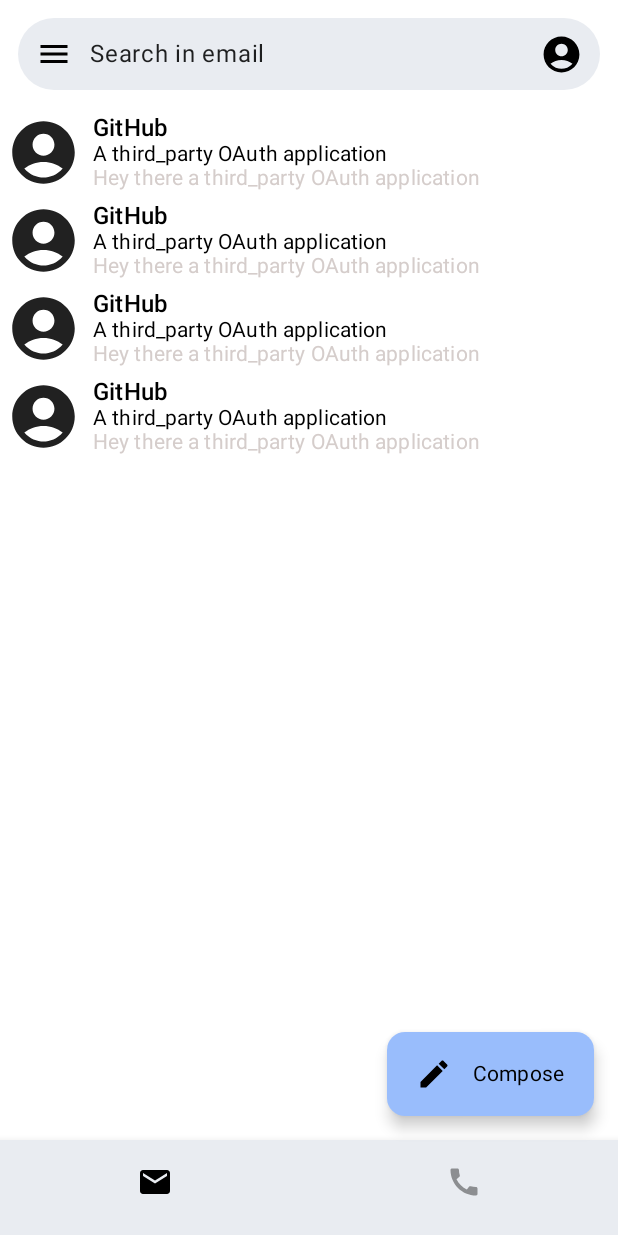
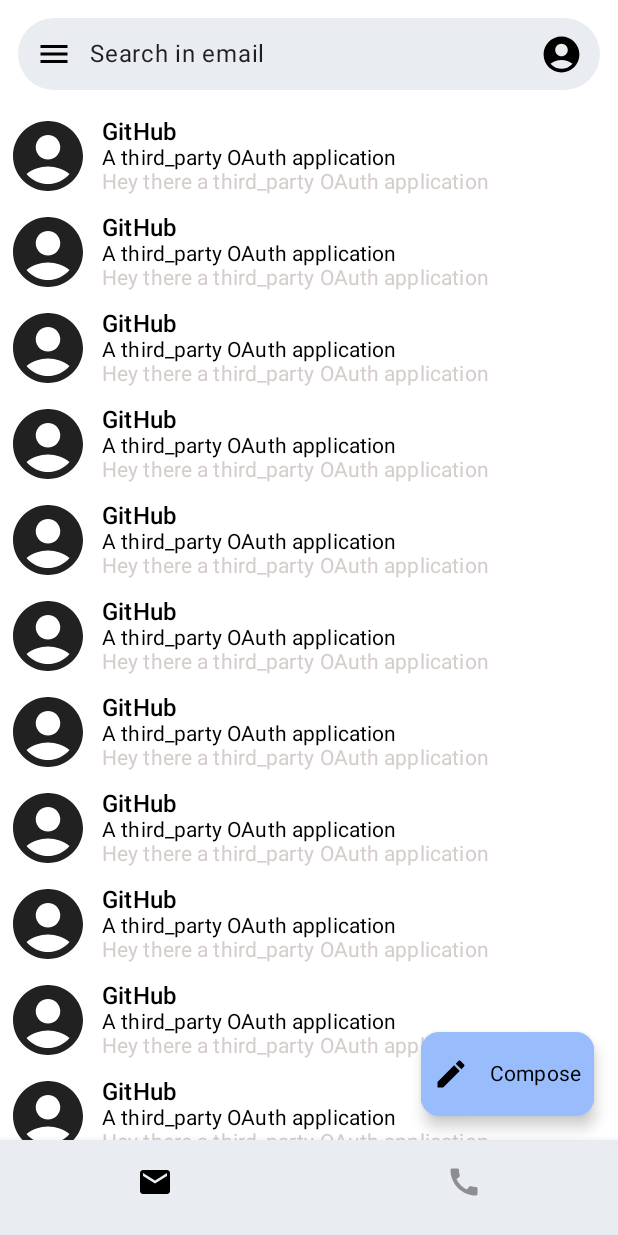
Before and after one commit to peto40/Gmail, an Android app built with Jetpack Compose: the screen it shows after launch (MainActivity), after a tap on "Sign in", on a phone screen of 412 x 824 dp. Run offline under Robolectric (Android 15) with nearby library versions, the phone set to English and light mode, and no system bars.

Commit message:
ui with jetpack compose

```diff
--- a/app/src/main/java/com/example/gmail/model/EmailModel.kt
+++ b/app/src/main/java/com/example/gmail/model/EmailModel.kt
@@ -41,4 +41,88 @@ val emailList = listOf(
         emailPreview = "Hey there a third_party OAuth application",
         favorite = false
     ),
+    EmailModel(
+        userImage = Icons.Default.AccountCircle,
+        userName = "GitHub",
+        emailTitle = "A third_party OAuth application",
+        emailPreview = "Hey there a third_party OAuth application",
+        favorite = false
+    ),
+    EmailModel(
+        userImage = Icons.Default.AccountCircle,
+        userName = "GitHub",
+        emailTitle = "A third_party OAuth application",
+        emailPreview = "Hey there a third_party OAuth application",
+        favorite = false
+    ),
+    EmailModel(
+        userImage = Icons.Default.AccountCircle,
+        userName = "GitHub",
+        emailTitle = "A third_party OAuth application",
+        emailPreview = "Hey there a third_party OAuth application",
+        favorite = false
+    ),
+    EmailModel(
+        userImage = Icons.Default.AccountCircle,
+        userName = "GitHub",
+        emailTitle = "A third_party OAuth application",
+        emailPreview = "Hey there a third_party OAuth application",
+        favorite = false
+    ),
+    EmailModel(
+        userImage = Icons.Default.AccountCircle,
+        userName = "GitHub",
+        emailTitle = "A third_party OAuth application",
+        emailPreview = "Hey there a third_party OAuth application",
+        favorite = false
+    ),
+    EmailModel(
+        userImage = Icons.Default.AccountCircle,
+        userName = "GitHub",
+        emailTitle = "A third_party OAuth application",
+        emailPreview = "Hey there a third_party OAuth application",
+        favorite = false
+    ),
+    EmailModel(
+        userImage = Icons.Default.AccountCircle,
+        userName = "GitHub",
+        emailTitle = "A third_party OAuth application",
+        emailPreview = "Hey there a third_party OAuth application",
+        favorite = false
+    ),
+    EmailModel(
+        userImage = Icons.Default.AccountCircle,
+        userName = "GitHub",
+        emailTitle = "A third_party OAuth application",
+        emailPreview = "Hey there a third_party OAuth application",
+        favorite = false
+    ),
+    EmailModel(
+        userImage = Icons.Default.AccountCircle,
+        userName = "GitHub",
+        emailTitle = "A third_party OAuth application",
+        emailPreview = "Hey there a third_party OAuth application",
+        favorite = false
+    ),
+    EmailModel(
+        userImage = Icons.Default.AccountCircle,
+        userName = "GitHub",
+        emailTitle = "A third_party OAuth application",
+        emailPreview = "Hey there a third_party OAuth application",
+        favorite = false
+    ),
+    EmailModel(
+        userImage = Icons.Default.AccountCircle,
+        userName = "GitHub",
+        emailTitle = "A third_party OAuth application",
+        emailPreview = "Hey there a third_party OAuth application",
+        favorite = false
+    ),
+    EmailModel(
+        userImage = Icons.Default.AccountCircle,
+        userName = "GitHub",
+        emailTitle = "A third_party OAuth application",
+        emailPreview = "Hey there a third_party OAuth application",
+        favorite = false
+    ),
 )
--- a/app/src/main/java/com/example/gmail/ui/component/ComposeEmailButton.kt
+++ b/app/src/main/java/com/example/gmail/ui/component/ComposeEmailFab.kt
@@ -1,5 +1,6 @@
 package com.example.gmail.ui.component
 
+import androidx.compose.animation.AnimatedVisibility
 import androidx.compose.foundation.background
 import androidx.compose.foundation.layout.*
 import androidx.compose.foundation.shape.RoundedCornerShape
@@ -18,12 +19,13 @@ import com.example.gmail.ui.theme.GmailThemeColors
 import com.example.gmail.ui.theme.GmailTypography
 
 @Composable
-fun ComposeEmailButton(
+fun ComposeEmailFab(
     modifier: Modifier = Modifier,
+    extended: Boolean,
     onClick: () -> Unit,
 ) {
     FloatingActionButton(
-        modifier = Modifier.width(138.dp),
+        modifier = Modifier,
         shape = RoundedCornerShape(12.dp),
         onClick = onClick,
     ) {
@@ -33,20 +35,25 @@ fun ComposeEmailButton(
             verticalAlignment = Alignment.CenterVertically
         ) {
             Icon(
-                modifier = Modifier.padding(4.dp),
+                modifier = Modifier.padding(all = 8.dp),
                 imageVector = Icons.Default.Edit,
                 tint = GmailThemeColors.onSurface,
                 contentDescription = ""
             )
-            Spacer(modifier = Modifier.width(6.dp))
 
+            AnimatedVisibility(visible = extended) {
+                Row {
+                    Spacer(Modifier.width(6.dp))
                     Text(
-                modifier = Modifier.padding(horizontal = 4.dp),
+                        modifier = Modifier.padding(end = 8.dp),
                         text = stringResource(id = R.string.compose),
                         color = GmailThemeColors.onSurface,
                         style = GmailTypography.subtitle2
                     )
                 }
+            }
+
+        }
 
     }
 }
--- a/app/src/main/java/com/example/gmail/ui/component/EmailView.kt
+++ b/app/src/main/java/com/example/gmail/ui/component/EmailView.kt
@@ -22,7 +22,7 @@ fun EmailView(
     ) {
         Icon(
             modifier = Modifier
-                .size(58.dp)
+                .size(64.dp)
                 .padding(all = 4.dp),
             imageVector = email.userImage,
             contentDescription = ""
--- a/app/src/main/java/com/example/gmail/ui/component/base_navigation/BaseNavigationGraph.kt
+++ b/app/src/main/java/com/example/gmail/ui/component/base_navigation/BaseNavigationGraph.kt
@@ -1,5 +1,6 @@
 package com.example.gmail.ui.component.base_navigation
 
+import androidx.compose.foundation.lazy.LazyListState
 import androidx.compose.runtime.Composable
 import androidx.compose.ui.Modifier
 import androidx.navigation.NavHostController
@@ -15,6 +16,7 @@ import com.example.gmail.ui.screens.meeting_screen.MeetingScreen
 fun BottomNavigationGraph(
     modifier: Modifier = Modifier,
     navController: NavHostController,
+    lazyListState: LazyListState,
     onOpenDrawer: () -> Unit,
 ) {
     NavHost(navController, startDestination = BaseNavigationRoute.SignIn.screen_route) {
@@ -23,7 +25,7 @@ fun BottomNavigationGraph(
             SignInScreen(navController = navController)
         }
         composable(route = BaseNavigationRoute.Home.screen_route) {
-            HomeScreen(onOpenDrawer = onOpenDrawer, navController = navController)
+            HomeScreen(onOpenDrawer = onOpenDrawer, lazyListState = lazyListState)
         }
         composable(BaseNavigationRoute.Meeting.screen_route) {
             MeetingScreen()
--- a/app/src/main/java/com/example/gmail/ui/component/base_navigation/BottomNavigation.kt
+++ b/app/src/main/java/com/example/gmail/ui/component/base_navigation/BottomNavigation.kt
@@ -1,6 +1,5 @@
 package com.example.gmail.ui.component.base_navigation
 
-import androidx.compose.foundation.layout.height
 import androidx.compose.foundation.layout.size
 import androidx.compose.material.BottomNavigation
 import androidx.compose.material.BottomNavigationItem
@@ -17,6 +16,7 @@ import com.example.gmail.ui.theme.GmailThemeColors
 
 @Composable
 fun BottomNavigation(
+    modifier: Modifier = Modifier,
     navController: NavController,
 ) {
     val items = listOf(
@@ -24,7 +24,7 @@ fun BottomNavigation(
         BaseNavigationRoute.Meeting,
     )
     BottomNavigation(
-        modifier = Modifier.height(64.dp),
+        modifier = modifier,
         backgroundColor = GmailThemeColors.onSecondary,
         contentColor = GmailThemeColors.onSurface
     ) {
--- a/app/src/main/java/com/example/gmail/ui/screens/base/Base.kt
+++ b/app/src/main/java/com/example/gmail/ui/screens/base/Base.kt
@@ -2,6 +2,7 @@ package com.example.gmail.ui.screens.base
 
 import androidx.compose.foundation.background
 import androidx.compose.foundation.layout.*
+import androidx.compose.foundation.lazy.rememberLazyListState
 import androidx.compose.material.Scaffold
 import androidx.compose.material.ScaffoldState
 import androidx.compose.material.Text
@@ -10,19 +11,22 @@ import androidx.compose.material.icons.filled.Phone
 import androidx.compose.material.icons.filled.Send
 import androidx.compose.material.icons.filled.Settings
 import androidx.compose.material.icons.filled.Warning
-import androidx.compose.runtime.Composable
-import androidx.compose.runtime.getValue
-import androidx.compose.runtime.mutableStateOf
+import androidx.compose.runtime.*
 import androidx.compose.runtime.saveable.rememberSaveable
-import androidx.compose.runtime.setValue
 import androidx.compose.ui.Modifier
+import androidx.compose.ui.geometry.Offset
 import androidx.compose.ui.graphics.RectangleShape
+import androidx.compose.ui.input.nestedscroll.NestedScrollConnection
+import androidx.compose.ui.input.nestedscroll.NestedScrollSource
+import androidx.compose.ui.input.nestedscroll.nestedScroll
+import androidx.compose.ui.platform.LocalDensity
 import androidx.compose.ui.res.stringResource
+import androidx.compose.ui.unit.IntOffset
 import androidx.compose.ui.unit.dp
 import androidx.navigation.NavHostController
 import androidx.navigation.compose.currentBackStackEntryAsState
 import com.example.gmail.R
-import com.example.gmail.ui.component.ComposeEmailButton
+import com.example.gmail.ui.component.ComposeEmailFab
 import com.example.gmail.ui.component.base_navigation.BaseNavigationRoute
 import com.example.gmail.ui.component.base_navigation.BottomNavigation
 import com.example.gmail.ui.component.base_navigation.BottomNavigationGraph
@@ -30,6 +34,8 @@ import com.example.gmail.ui.component.drawer.NavigationDrawer
 import com.example.gmail.ui.component.drawer.NavigationDrawerItem
 import com.example.gmail.ui.theme.GmailThemeColors
 import com.example.gmail.ui.theme.GmailTypography
+import com.example.gmail.ui.util.isScrollingUp
+import kotlin.math.roundToInt
 
 @Composable
 fun Base(
@@ -42,8 +48,12 @@ fun Base(
     onSpamClick: () -> Unit,
 ) {
     var showBottomBar by rememberSaveable { mutableStateOf(true) }
+
     var showFab by rememberSaveable { mutableStateOf(true) }
+
     val navBackStackEntry by navController.currentBackStackEntryAsState()
+
+    val lazyListState = rememberLazyListState()
 
     showBottomBar = when (navBackStackEntry?.destination?.route) {
         BaseNavigationRoute.Home.screen_route -> true
@@ -55,7 +65,28 @@ fun Base(
         else -> false
     }
 
-    Scaffold(scaffoldState = scaffoldState, drawerShape = RectangleShape, drawerContent = {
+    val bottomBarHeight = 64.dp
+    val bottomBarHeightPx = with(LocalDensity.current) { bottomBarHeight.roundToPx().toFloat() }
+    val bottomBarOffsetHeightPx = remember { mutableStateOf(0f) }
+
+    val nestedScrollConnection = remember {
+        object : NestedScrollConnection {
+            override fun onPreScroll(available: Offset, source: NestedScrollSource): Offset {
+
+                val delta = available.y
+                val newOffset = bottomBarOffsetHeightPx.value + delta
+                bottomBarOffsetHeightPx.value = newOffset.coerceIn(-bottomBarHeightPx, 0f)
+
+                return Offset.Zero
+            }
+        }
+    }
+
+    Scaffold(
+        modifier = Modifier.nestedScroll(nestedScrollConnection),
+        scaffoldState = scaffoldState,
+        drawerShape = RectangleShape,
+        drawerContent = {
         NavigationDrawer(header = {
             Column {
                 Text(
@@ -109,19 +140,25 @@ fun Base(
             )
         })
     }, floatingActionButton = {
-        if (showFab) ComposeEmailButton {
+        if (showFab) ComposeEmailFab(extended = lazyListState.isScrollingUp()) {
             navController.navigate(BaseNavigationRoute.ComposeEmail.screen_route)
         }
 
 
     }, bottomBar = {
-        if (showBottomBar) BottomNavigation(navController = navController)
+        if (showBottomBar) BottomNavigation(
+            navController = navController,
+            modifier = Modifier
+                .height(bottomBarHeight)
+                .offset { IntOffset(x = 0, y = -bottomBarOffsetHeightPx.value.roundToInt())}
+        )
 
     }) { innerPadding ->
         BottomNavigationGraph(
             modifier = Modifier.padding(innerPadding),
             navController = navController,
-            onOpenDrawer = onOpenDrawer
+            onOpenDrawer = onOpenDrawer,
+            lazyListState = lazyListState
         )
     }
 }
--- a/app/src/main/java/com/example/gmail/ui/screens/home/HomeScreen.kt
+++ b/app/src/main/java/com/example/gmail/ui/screens/home/HomeScreen.kt
@@ -3,9 +3,9 @@ package com.example.gmail.ui.screens.home
 import androidx.compose.foundation.layout.Column
 import androidx.compose.foundation.layout.fillMaxSize
 import androidx.compose.foundation.lazy.LazyColumn
+import androidx.compose.foundation.lazy.LazyListState
 import androidx.compose.runtime.*
 import androidx.compose.ui.Modifier
-import androidx.navigation.NavController
 import com.example.gmail.model.emailList
 import com.example.gmail.ui.component.EmailView
 import com.example.gmail.ui.component.HomeTopBar
@@ -16,7 +16,7 @@ import com.example.gmail.ui.component.ProfileDialog
 fun HomeScreen(
     modifier: Modifier = Modifier,
     onOpenDrawer: () -> Unit,
-    navController: NavController,
+    lazyListState: LazyListState
 ) {
     var profileDialogState by remember {
         mutableStateOf(false)
@@ -25,6 +25,8 @@ fun HomeScreen(
     Column(
         modifier = modifier.fillMaxSize()
     ) {
+        LazyColumn(state = lazyListState) {
+            item {
                 HomeTopBar(
                     onOpenDrawer = onOpenDrawer,
                     onSearchButtonClick = { },
@@ -37,8 +39,8 @@ fun HomeScreen(
                         }
                     )
                 }
+            }
 
-        LazyColumn {
             items(count = emailList.size) { index ->
                 EmailView(email = emailList[index])
             }
--- /dev/null
+++ b/app/src/main/java/com/example/gmail/ui/util/LazyListExtension.kt
@@ -0,0 +1,22 @@
+package com.example.gmail.ui.util
+
+import androidx.compose.foundation.lazy.LazyListState
+import androidx.compose.runtime.*
+
+@Composable
+fun LazyListState.isScrollingUp(): Boolean {
+    var previousIndex by remember(this) { mutableStateOf(firstVisibleItemIndex) }
+    var previousScrollOffset by remember(this) { mutableStateOf(firstVisibleItemScrollOffset) }
+    return remember(this) {
+        derivedStateOf {
+            if (previousIndex != firstVisibleItemIndex) {
+                previousIndex > firstVisibleItemIndex
+            } else {
+                previousScrollOffset >= firstVisibleItemScrollOffset
+            }.also {
+                previousIndex = firstVisibleItemIndex
+                previousScrollOffset = firstVisibleItemScrollOffset
+            }
+        }
+    }.value
+}
```
Lines whose indentation alone changed are shown as unchanged.
